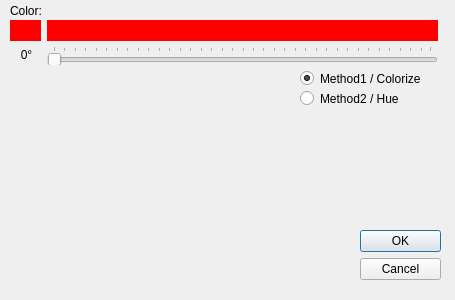
The window that src/huedialog.ui (PhotoFlare/photoflare) describes before a commit, drawn with Qt 5.
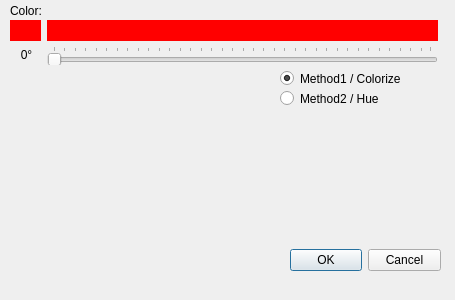
The same window after the commit.

```diff
--- a/src/huedialog.ui
+++ b/src/huedialog.ui
@@ -16,14 +16,14 @@
   <widget class="QDialogButtonBox" name="buttonBox">
    <property name="geometry">
     <rect>
-     <x>360</x>
+     <x>290</x>
      <y>230</y>
-     <width>81</width>
+     <width>151</width>
      <height>61</height>
     </rect>
    </property>
    <property name="orientation">
-    <enum>Qt::Vertical</enum>
+    <enum>Qt::Horizontal</enum>
    </property>
    <property name="standardButtons">
     <set>QDialogButtonBox::Cancel|QDialogButtonBox::Ok</set>
@@ -50,7 +50,7 @@
     <rect>
      <x>10</x>
      <y>0</y>
-     <width>31</width>
+     <width>41</width>
      <height>21</height>
     </rect>
    </property>
@@ -970,9 +970,9 @@
   <widget class="QRadioButton" name="method1">
    <property name="geometry">
     <rect>
-     <x>300</x>
+     <x>280</x>
      <y>70</y>
-     <width>141</width>
+     <width>161</width>
      <height>17</height>
     </rect>
    </property>
@@ -986,9 +986,9 @@
   <widget class="QRadioButton" name="method2">
    <property name="geometry">
     <rect>
-     <x>300</x>
+     <x>280</x>
      <y>90</y>
-     <width>121</width>
+     <width>141</width>
      <height>17</height>
     </rect>
    </property>
```
